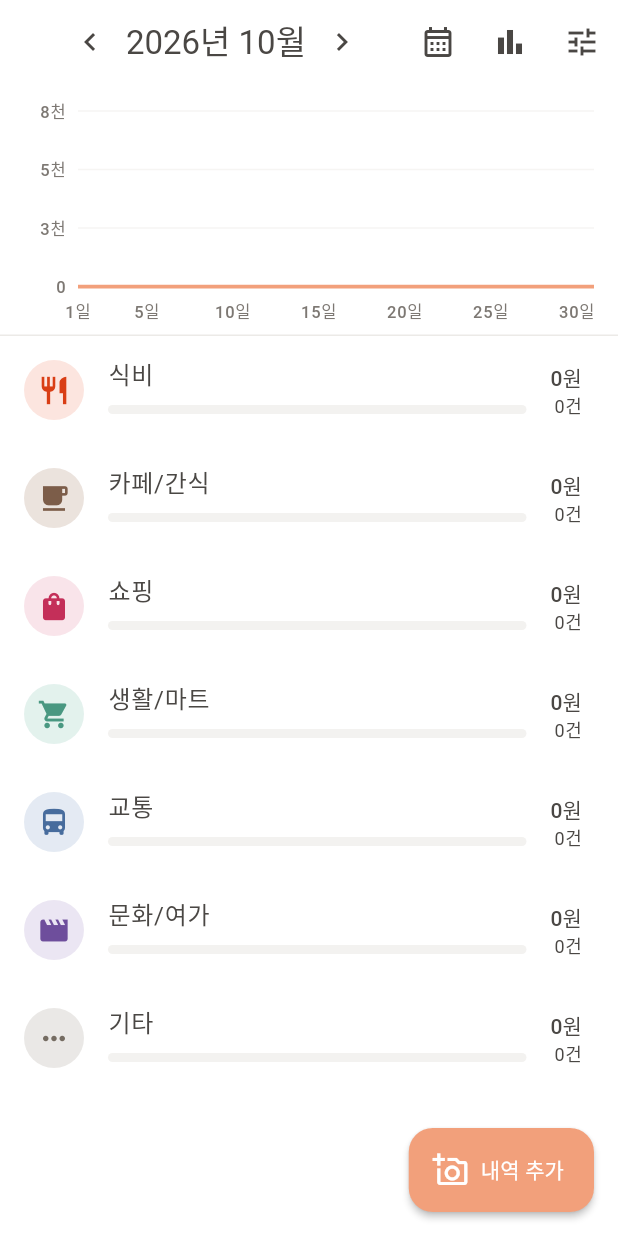
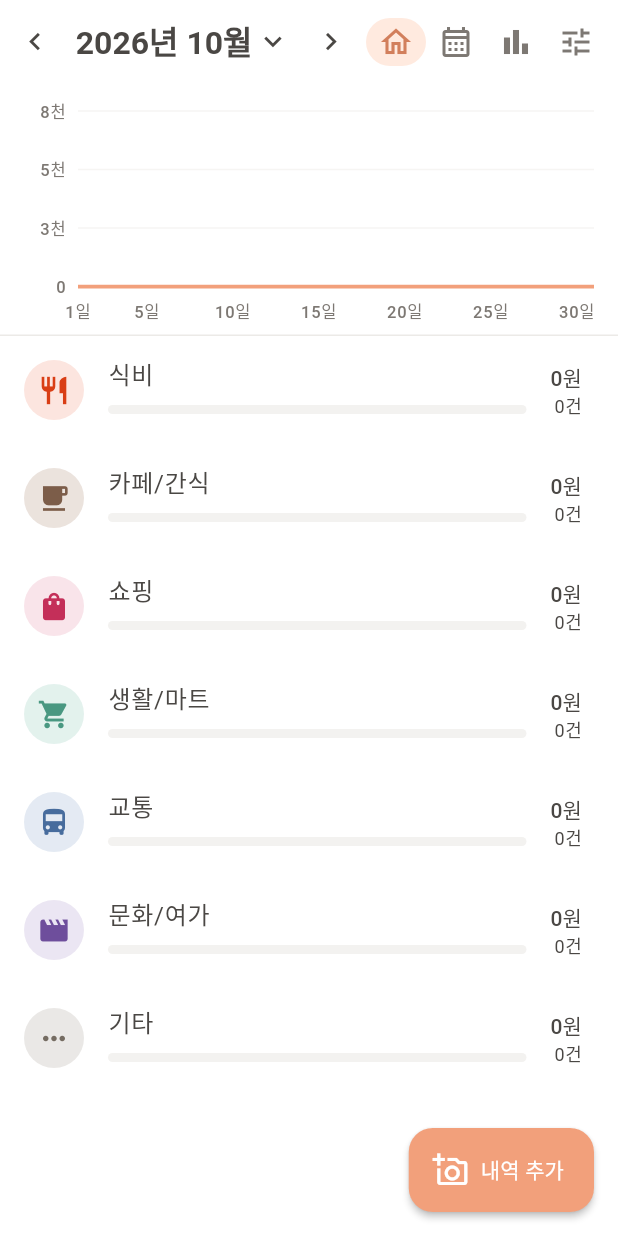
Before and after one commit to haneul55/budget-app, a Flutter app: the screen it shows after launch, scrolled down 194 dp, after a tap on the "chevron left" icon, on a phone screen of 412 x 824 dp. Run offline on Flutter 3.47's test engine with Material 3 defaults, Android fonts, the phone set to English and light mode, and no system bars; drawn by our look-alikes of fl_chart; our stand-ins replace flutter_riverpod, image_picker, sqflite; missing offline and left inert: google_mlkit_text_recognition; accounts and stored records are empty.

Commit message:
위쪽 바를 모든 화면에 고정: 어느 화면에서든 홈·달력·월별·카테고리로 바로 이동
Co-Authored-By: Claude Opus 5.5 <noreply@anthropic.com>
Claude-Session: https://claude.ai/code/session_01RJdVreWRRXjqtkrGPc1cdK

```diff
--- a/lib/main.dart
+++ b/lib/main.dart
@@ -6,7 +6,7 @@ import 'package:intl/date_symbol_data_local.dart';
 import 'data/database.dart';
 import 'state/providers.dart';
 import 'ui/app_theme.dart';
-import 'ui/home_screen.dart';
+import 'ui/app_shell.dart';
 
 Future<void> main() async {
   WidgetsFlutterBinding.ensureInitialized();
@@ -37,7 +37,7 @@ class BudgetApp extends StatelessWidget {
         GlobalWidgetsLocalizations.delegate,
         GlobalCupertinoLocalizations.delegate,
       ],
-      home: const HomeScreen(),
+      home: const AppShell(),
     );
   }
 }
--- a/lib/state/providers.dart
+++ b/lib/state/providers.dart
@@ -23,6 +23,18 @@ class SelectedMonth extends Notifier<DateTime> {
 final selectedMonthProvider = NotifierProvider<SelectedMonth, DateTime>(
   SelectedMonth.new,
 );
+
+/// 위쪽 고정 바에서 고르는 화면.
+enum AppTab { home, calendar, history, categories }
+
+class CurrentTab extends Notifier<AppTab> {
+  @override
+  AppTab build() => AppTab.home;
+
+  void go(AppTab tab) => state = tab;
+}
+
+final currentTabProvider = NotifierProvider<CurrentTab, AppTab>(CurrentTab.new);
 
 final categoriesProvider = FutureProvider<List<Category>>(
   (ref) => ref.watch(databaseProvider).categories(),
--- /dev/null
+++ b/lib/ui/app_shell.dart
@@ -0,0 +1,166 @@
+import 'package:flutter/material.dart';
+import 'package:flutter/services.dart';
+import 'package:flutter_riverpod/flutter_riverpod.dart';
+
+import '../state/providers.dart';
+import 'app_theme.dart';
+import 'calendar_screen.dart';
+import 'category_manage_screen.dart';
+import 'home_screen.dart';
+import 'monthly_history_screen.dart';
+import 'widgets/month_picker.dart';
+
+/// 앱의 바깥 틀. 위쪽 바(달 바꾸기 + 홈·달력·월별·카테고리 버튼)는 항상 남아 있고,
+/// 그 아래에서 화면이 바뀌거나 상세 화면이 열린다.
+class AppShell extends ConsumerStatefulWidget {
+  const AppShell({super.key});
+
+  @override
+  ConsumerState<AppShell> createState() => _AppShellState();
+}
+
+class _AppShellState extends ConsumerState<AppShell> {
+  final _navKey = GlobalKey<NavigatorState>();
+  bool _pickerOpen = false;
+
+  static const _tabs = [
+    (tab: AppTab.home, icon: Icons.home_outlined, label: '홈'),
+    (tab: AppTab.calendar, icon: Icons.calendar_month_outlined, label: '달력'),
+    (tab: AppTab.history, icon: Icons.bar_chart, label: '월별 기록'),
+    (tab: AppTab.categories, icon: Icons.tune, label: '카테고리 관리'),
+  ];
+
+  void _go(AppTab tab) {
+    _navKey.currentState?.popUntil((r) => r.isFirst);
+    ref.read(currentTabProvider.notifier).go(tab);
+    if (_pickerOpen) setState(() => _pickerOpen = false);
+  }
+
+  void _handleBack() {
+    if (_pickerOpen) {
+      setState(() => _pickerOpen = false);
+    } else if (_navKey.currentState?.canPop() ?? false) {
+      _navKey.currentState!.pop();
+    } else if (ref.read(currentTabProvider) != AppTab.home) {
+      _go(AppTab.home);
+    } else {
+      SystemNavigator.pop();
+    }
+  }
+
+  @override
+  Widget build(BuildContext context) {
+    final month = ref.watch(selectedMonthProvider);
+    final current = ref.watch(currentTabProvider);
+    final pickerMonths = ref.watch(pickerMonthsProvider).value ?? const [];
+    final notifier = ref.read(selectedMonthProvider.notifier);
+
+    return PopScope(
+      canPop: false,
+      onPopInvokedWithResult: (didPop, _) {
+        if (!didPop) _handleBack();
+      },
+      child: Scaffold(
+        appBar: AppBar(
+          titleSpacing: 4,
+          title: FittedBox(
+            fit: BoxFit.scaleDown,
+            alignment: Alignment.centerLeft,
+            child: Row(
+              mainAxisSize: MainAxisSize.min,
+              children: [
+                IconButton(
+                  tooltip: '이전 달',
+                  visualDensity: VisualDensity.compact,
+                  icon: const Icon(Icons.chevron_left),
+                  onPressed: notifier.previous,
+                ),
+                MonthDropdownButton(
+                  month: month,
+                  expanded: _pickerOpen,
+                  onTap: () => setState(() => _pickerOpen = !_pickerOpen),
+                ),
+                IconButton(
+                  tooltip: '다음 달',
+                  visualDensity: VisualDensity.compact,
+                  icon: const Icon(Icons.chevron_right),
+                  onPressed: notifier.next,
+                ),
+              ],
+            ),
+          ),
+          actions: [
+            for (final t in _tabs)
+              IconButton(
+                tooltip: t.label,
+                visualDensity: VisualDensity.compact,
+                style: IconButton.styleFrom(
+                  backgroundColor: t.tab == current
+                      ? AppColors.peachLight
+                      : Colors.transparent,
+                  foregroundColor: t.tab == current
+                      ? AppColors.peachText
+                      : AppColors.textSub,
+                ),
+                icon: Icon(t.icon),
+                onPressed: () => _go(t.tab),
+              ),
+            const SizedBox(width: 8),
+          ],
+        ),
+        body: Stack(
+          children: [
+            Navigator(
+              key: _navKey,
+              onGenerateRoute: (_) =>
+                  MaterialPageRoute(builder: (_) => const _TabPages()),
+            ),
+            // 달 목록이 열려 있으면 바깥을 눌러 닫는다
+            if (_pickerOpen)
+              Positioned.fill(
+                child: GestureDetector(
+                  onTap: () => setState(() => _pickerOpen = false),
+                  child: ColoredBox(
+                    color: AppColors.text.withValues(alpha: 0.12),
+                  ),
+                ),
+              ),
+            Positioned(
+              top: 0,
+              left: 0,
+              right: 0,
+              child: MonthPickerPanel(
+                open: _pickerOpen,
+                months: pickerMonths,
+                selected: month,
+                onSelected: (m) {
+                  notifier.select(m);
+                  setState(() => _pickerOpen = false);
+                },
+              ),
+            ),
+          ],
+        ),
+      ),
+    );
+  }
+}
+
+/// 위쪽 바에서 고른 화면. 한 번 연 화면은 스크롤 위치 등을 기억한다.
+class _TabPages extends ConsumerWidget {
+  const _TabPages();
+
+  @override
+  Widget build(BuildContext context, WidgetRef ref) {
+    final current = ref.watch(currentTabProvider);
+    return IndexedStack(
+      index: AppTab.values.indexOf(current),
+      children: const [
+        HomeScreen(),
+        CalendarScreen(),
+        MonthlyHistoryScreen(),
+        CategoryManageScreen(),
+      ],
+    );
+  }
+}
--- a/lib/ui/category_manage_screen.dart
+++ b/lib/ui/category_manage_screen.dart
@@ -58,7 +58,6 @@ class CategoryManageScreen extends ConsumerWidget {
     final categories = ref.watch(categoriesProvider);
 
     return Scaffold(
-      appBar: AppBar(title: const Text('카테고리 관리')),
       body: categories.when(
         loading: () => const Center(child: CircularProgressIndicator()),
         error: (e, _) => Center(child: Text('불러오지 못했어요: $e')),
--- a/lib/ui/home_screen.dart
+++ b/lib/ui/home_screen.dart
@@ -6,11 +6,8 @@ import '../data/models.dart';
 import '../state/providers.dart';
 import '../util/format.dart';
 import 'app_theme.dart';
-import 'calendar_screen.dart';
 import 'category_detail_screen.dart';
-import 'category_manage_screen.dart';
 import 'expense_form_screen.dart';
-import 'monthly_history_screen.dart';
 import 'receipt_review_screen.dart';
 import 'widgets/category_avatar.dart';
 import 'widgets/spending_charts.dart';
@@ -20,51 +17,9 @@ class HomeScreen extends ConsumerWidget {
 
   @override
   Widget build(BuildContext context, WidgetRef ref) {
-    final month = ref.watch(selectedMonthProvider);
     final summary = ref.watch(monthSummaryProvider);
 
     return Scaffold(
-      appBar: AppBar(
-        title: Row(
-          mainAxisSize: MainAxisSize.min,
-          children: [
-            IconButton(
-              icon: const Icon(Icons.chevron_left),
-              onPressed: () =>
-                  ref.read(selectedMonthProvider.notifier).previous(),
-            ),
-            Text(formatMonth(month)),
-            IconButton(
-              icon: const Icon(Icons.chevron_right),
-              onPressed: () => ref.read(selectedMonthProvider.notifier).next(),
-            ),
-          ],
-        ),
-        centerTitle: true,
-        actions: [
-          IconButton(
-            tooltip: '달력',
-            icon: const Icon(Icons.calendar_month_outlined),
-            onPressed: () => Navigator.of(
-              context,
-            ).push(MaterialPageRoute(builder: (_) => const CalendarScreen())),
-          ),
-          IconButton(
-            tooltip: '월별 기록',
-            icon: const Icon(Icons.bar_chart),
-            onPressed: () => Navigator.of(context).push(
-              MaterialPageRoute(builder: (_) => const MonthlyHistoryScreen()),
-            ),
-          ),
-          IconButton(
-            tooltip: '카테고리 관리',
-            icon: const Icon(Icons.tune),
-            onPressed: () => Navigator.of(context).push(
-              MaterialPageRoute(builder: (_) => const CategoryManageScreen()),
-            ),
-          ),
-        ],
-      ),
       body: summary.when(
         loading: () => const Center(child: CircularProgressIndicator()),
         error: (e, _) => Center(child: Text('불러오지 못했어요: $e')),
--- a/lib/ui/monthly_history_screen.dart
+++ b/lib/ui/monthly_history_screen.dart
@@ -38,7 +38,6 @@ class _MonthlyHistoryScreenState extends ConsumerState<MonthlyHistoryScreen> {
     final previous = totalOf(DateTime(selected.year, selected.month - 1));
 
     return Scaffold(
-      appBar: AppBar(title: const Text('월별 기록')),
       body: monthly.when(
         loading: () => const Center(child: CircularProgressIndicator()),
         error: (e, _) => Center(child: Text('불러오지 못했어요: $e')),
@@ -130,7 +129,8 @@ class _MonthlyHistoryScreenState extends ConsumerState<MonthlyHistoryScreen> {
                 month: selected,
                 total: total,
                 previous: previous,
-                onOpen: () => Navigator.of(context).pop(),
+                onOpen: () =>
+                    ref.read(currentTabProvider.notifier).go(AppTab.home),
               ),
             ],
           );
```
Also changed, not shown: lib/ui/calendar_screen.dart (+2 -54 lines).
